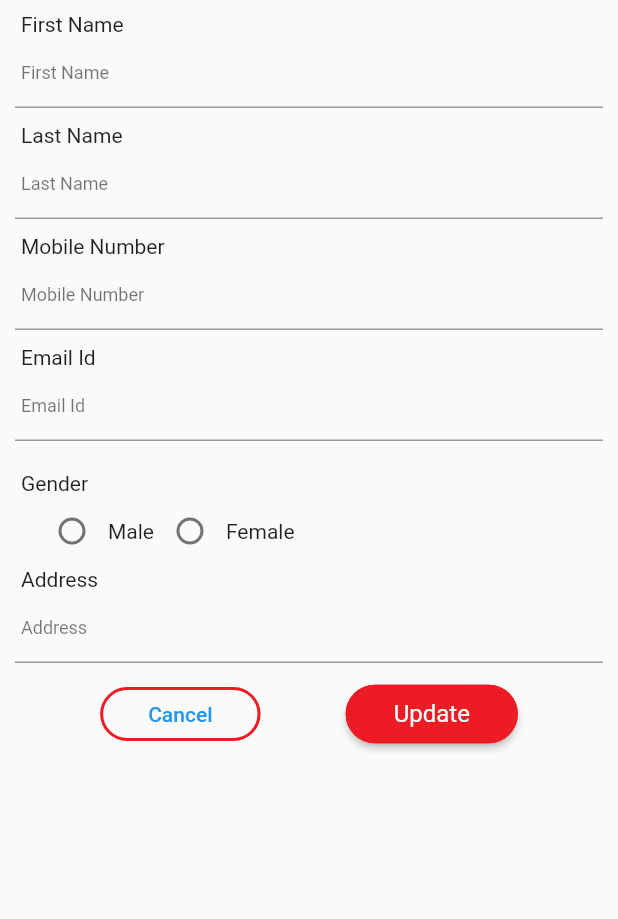
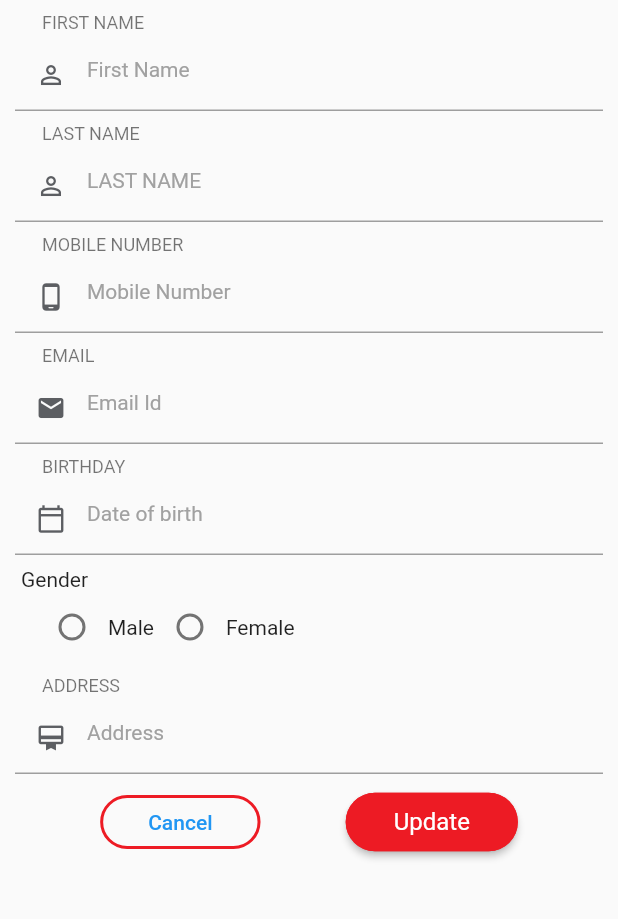
Before and after one commit to bathamShivani/biz7_app_bloc_new, a Flutter app: the ProfileScreen screen opened directly, on a phone screen of 412 x 824 dp, the part 279-1198 px from its top. Run offline on Flutter 3.47's test engine with Material 2 defaults, Android fonts, the phone set to English and light mode, and no system bars; our stand-ins replace bloc, connectivity, dartz, equatable, flutter_bloc, font_awesome_flutter and 5 more; accounts and stored records are empty.

Commit message:
15-02-22

```diff
--- a/lib/feature/login/bloc/login_bloc.dart
+++ b/lib/feature/login/bloc/login_bloc.dart
@@ -25,6 +25,10 @@ class LoginBloc extends Bloc<LoginEvent, LoginState> {
         yield state.copyWith(
           isMobile: true, );
       }
+      else{
+        yield state.copyWith(
+          isMobile: false, );
+      }
     }
 
     if (event is PasswordChanged)
@@ -42,8 +46,9 @@ class LoginBloc extends Bloc<LoginEvent, LoginState> {
       if (!state.isMobile) {
         if (Validators.isValidMobile(event.mobile)) {
           yield state.copyWith(
-               isMobile: true, );
+               isMobile: true);
         }
+
       } else {
 
         if (state.isMobile)
--- a/lib/feature/login/bloc/login_state.dart
+++ b/lib/feature/login/bloc/login_state.dart
@@ -102,7 +102,7 @@ class LoginState extends Equatable {
   final bool isUsernameReadOnly;
 
   bool get isUsernameValid => isEmailValid!;
-  bool get isFormValid => (isEmailValid! && isPasswordValid! || isOtpValid!);
+  bool get isFormValid => (isMobile);
 
   LoginState update({
     bool? isMobile,
--- a/lib/feature/login/login_page.dart
+++ b/lib/feature/login/login_page.dart
@@ -109,7 +109,7 @@ class LoginPageState extends AppScreenState<LoginPage> {
                     state.isPartial!
                         ? SpaceH60()
                         : SpaceH96(),
-                    Container(
+                    /*Container(
                       padding: EdgeInsets.symmetric(horizontal: 4.0),
                       alignment: Alignment.centerLeft,
                       child: Text(
@@ -119,14 +119,21 @@ class LoginPageState extends AppScreenState<LoginPage> {
                     ),
                     SizedBox(
                       height: 8.0,
-                    ),
+                    ),*/
                     UsernameEditText(
                       _mobileController,
                       isValid:state.isPartial!||state.isSubmitting
                       !?true: state.isMobile,
+                      iconPrefix: Icons.email,
+                      fieldTitle: StringConst.label.MOBILE_NO,
+
                       usernameType: UsernameType.mobile,
                       hint_text: 'Mobile Number',
                       isnum: true,
+                      hasPrefixText: true,
+                      prefixText: StringConst.label.P_MOBILE_NO,
+                      hasPrefixIcon: false,
+
                     ),
                     if (state.isPartial!)
                       Column(
@@ -179,16 +186,22 @@ class LoginPageState extends AppScreenState<LoginPage> {
                         ],
                       ),
                     SpaceH24(),
+                    !state.isSubmitting!?
+
                     PrimaryButton(
                         title: state.isPartial!
                             ? CommonButtons.Sign_in
                             : CommonButtons.Send_OTP,
                         isLoading: state.isSubmitting!?true:false,
                         onPressed: () {
+                          state.isMobile?
                          state.isPartial!
                               ? sigInWithOtp()
-                              : _onLoginPressed();
-                        }, backgroundColor: Colors.red,),
+                              : _onLoginPressed():
+                          ScaffoldMessenger.of(globalKey.currentContext!).showSnackBar(
+                              SnackBar(content: Text('Please enter mobile Number')));
+                        }, backgroundColor: Colors.red):const Center(child: CircularProgressIndicator(color: Colors.red,)),
+
                     SpaceH4(),
                     if (state.isFailure!)
                       Text(
--- a/lib/feature/setting/cubit/edit_profile_bloc.dart
+++ b/lib/feature/setting/cubit/edit_profile_bloc.dart
@@ -20,6 +20,8 @@ class EditPageBloc extends Bloc<EditProfileEvent, EditProfileState> {
       ) async* {
     if (event is NameChanged)
       yield state.update(isfNameValid: Validators.isValidFirstName(event.name));
+    if (event is LastNameChanged)
+      yield state.update(islNameValid: Validators.isValidFirstName(event.name));
 
     if (event is EmailChanged)
       yield state.update(isEmailValid: Validators.isValidEmail(event.email));
--- a/lib/feature/setting/cubit/edit_profile_event.dart
+++ b/lib/feature/setting/cubit/edit_profile_event.dart
@@ -18,7 +18,13 @@ class NameChanged extends EditProfileEvent {
   @override
   List<Object> get props => [name];
 }
+class LastNameChanged extends EditProfileEvent {
+  LastNameChanged(this.name);
+  final String name;
 
+  @override
+  List<Object> get props => [name];
+}
 class EmailChanged extends EditProfileEvent {
   EmailChanged(this.email);
   final String email;
--- a/lib/feature/setting/edit_profile_page.dart
+++ b/lib/feature/setting/edit_profile_page.dart
@@ -34,6 +34,7 @@ class _ProfileScreenState extends AppScreenState<ProfileScreen> {
   TextEditingController emailController = TextEditingController();
   TextEditingController addressController = TextEditingController();
   TextEditingController genderController = TextEditingController();
+  TextEditingController dobController = TextEditingController();
 
   List gender = ["Male", "Female", "Other"];
   var select;
@@ -43,20 +44,20 @@ class _ProfileScreenState extends AppScreenState<ProfileScreen> {
     // TODO: implement onInit
     super.onInit();
     editPageBloc = BlocProvider.of<EditPageBloc>(context);
-    fnameController.addListener(_onfNameChanged());
-    lnameController.addListener(_onlNameChanged());
+    fnameController.addListener(_onfNameChanged);
+    lnameController.addListener(_onlNameChanged);
     emailController.addListener(_onEmailChanged);
     mobileController.addListener(_onMobileChanged);
-    addressController.addListener(_onAddressChanged());
+    //addressController.addListener(_onAddressChanged);
 
   }
-   _onfNameChanged() {
+  void _onfNameChanged() {
     editPageBloc.add(NameChanged(fnameController.text));
   }
-  _onlNameChanged() {
-    editPageBloc.add(NameChanged(lnameController.text));
+  void _onlNameChanged() {
+    editPageBloc.add(LastNameChanged(lnameController.text));
   }
-  _onAddressChanged() {
+  void _onAddressChanged() {
     editPageBloc.add(NameChanged(addressController.text));
   }
   void _onEmailChanged() {
@@ -67,8 +68,6 @@ class _ProfileScreenState extends AppScreenState<ProfileScreen> {
   }
 
 
-
-
   @override
   Widget setView() {
     return Scaffold(
@@ -77,7 +76,7 @@ class _ProfileScreenState extends AppScreenState<ProfileScreen> {
           child: CustomAppBar(
             title: StringConst.PROFILE_SCREEN.toUpperCase(),
             leading: InkWell(
-              onTap: () => navigateToBack(),
+              onTap: (){navigateToBack();},
               child: Icon(
                 Icons.arrow_back_outlined,
                 color: AppColors.black,
@@ -145,104 +144,79 @@ class _ProfileScreenState extends AppScreenState<ProfileScreen> {
                         crossAxisAlignment: CrossAxisAlignment.stretch,
                         children: <Widget>[
                           SpaceH8(),
-                          Container(
-                            padding: EdgeInsets.symmetric(horizontal: 4.0),
-                            alignment: Alignment.centerLeft,
-                            child: Text(
-                              'First Name',
-                              style: textTheme.bodyText2,
-                            ),
-                          ),
-
                           UsernameEditText(
                             fnameController,
                             isValid:state.isfNameValid,
                             usernameType: UsernameType.fname,
                             hint_text: 'First Name',
+                            iconPrefix: Icons.person_outline,
+                            fieldTitle: StringConst.label.FNAME,
+                            hasPrefixIcon: true,
+
+
                           ),
-
-                          SizedBox(
-                            height: 10.0,
-                          ),
-
-                          Container(
-                            padding: EdgeInsets.symmetric(horizontal: 4.0),
-                            alignment: Alignment.centerLeft,
-                            child: Text(
-                              'Last Name',
-                              style: textTheme.bodyText2,
-                            ),
-                          ),
+                          SpaceH8(),
 
                           UsernameEditText(
                             lnameController,
                             isValid:state.islNameValid,
-
+                            iconPrefix: Icons.person_outline,
+                            fieldTitle: StringConst.label.LNAME,
+                            hasPrefixIcon: true,
                             usernameType: UsernameType.lname,
-                            hint_text: 'Last Name',
+                            hint_text: StringConst.label.LNAME,
                           ),
 
-                          SizedBox(
-                            height: 10.0,
-                          ),
-                          Container(
-                            padding: EdgeInsets.symmetric(horizontal: 4.0),
-                            alignment: Alignment.centerLeft,
-                            child: Text(
-                              'Mobile Number',
-                              style: textTheme.bodyText2,
-                            ),
-                          ),
+                          SpaceH8(),
 
                           UsernameEditText(
                             mobileController,
                             isValid:state.isNumberValid,
-
+                            iconPrefix: Icons.phone_android_rounded,
+                            hasPrefixIcon: true,
+                            fieldTitle: StringConst.label.MOBILE_NO,
                             usernameType: UsernameType.mobile,
                             hint_text: 'Mobile Number',
                             isnum: true,
                           ),
 
-                          SizedBox(
-                            height: 10.0,
-                          ),
-                          Container(
-                            padding: EdgeInsets.symmetric(horizontal: 4.0),
-                            alignment: Alignment.centerLeft,
-                            child: Text(
-                              'Email Id',
-                              style: textTheme.bodyText2,
-                            ),
-                          ),
+                          SpaceH8(),
 
                           UsernameEditText(
                             emailController,
                             isValid:state.isEmailValid,
-
+                            iconPrefix: Icons.email,
+                            fieldTitle: StringConst.label.EMAIL,
+                            hasPrefixIcon: true,
                             usernameType: UsernameType.email,
                             hint_text: 'Email Id',
                           ),
-                          SizedBox(
-                            height: 10.0,
+                          SpaceH8(),
+                          UsernameEditText(
+                             dobController,
+                            iconPrefix: Icons.calendar_today_outlined,
+                            hasPrefixText: true,
+                            fieldTitle: StringConst.label.BOD,
+                            hasPrefixIcon: true,
+                            isReadOnly: true,
+                            isValid: true,
+                            hint_text: 'Date of birth',
+                            usernameType: UsernameType.address,
+
+                            onTap: () async {
+                              await showDatePicker(
+                                  context: context,
+                                  initialDate: new DateTime(2001),
+                                  firstDate: new DateTime(1900),
+                                  lastDate: new DateTime(2100))
+                                  .then((value) {
+                                dobController.text =
+                                    value.toString().substring(0, 10);
+                              });
+                            },
                           ),
-                         /* Container(
-                            padding: EdgeInsets.symmetric(horizontal: 4.0),
-                            alignment: Alignment.centerLeft,
-                            child: Text(
-                              'Date of Birth',
-                              style: textTheme.bodyText2,
-                            ),
-                          ),
+                          SpaceH8(),
 
-                          UsernameEditText(
-                            fnameController,
-
-                            usernameType: UsernameType.mobile,
-                            hint_text: 'Dob',
-                          ),*/
-                          SizedBox(
-                            height: 10.0,
-                          ),
                           Container(
                             padding: EdgeInsets.symmetric(horizontal: 4.0),
                             alignment: Alignment.centerLeft,
@@ -270,30 +244,27 @@ class _ProfileScreenState extends AppScreenState<ProfileScreen> {
                                     genderController.text = value
                                   }),
                             ]),),
-                          Container(
-                            padding: EdgeInsets.symmetric(horizontal: 4.0),
-                            alignment: Alignment.centerLeft,
-                            child: Text(
-                              'Address',
-                              style: textTheme.bodyText2,
-                            ),
-                          ),
+
+                          SpaceH8(),
+
                           UsernameEditText(
                             addressController,
-                            isValid:state.isAddressValid,
-
+                            isValid:true,
+                            iconPrefix: Icons.card_membership_outlined,
+                            hasPrefixIcon: true,
+                            fieldTitle: StringConst.label.ADDRESS,
                             usernameType: UsernameType.address,
                             hint_text: 'Address',
                           ),
-                          SizedBox(
-                            height: 10.0,
-                          ),
+                          SpaceH8(),
+
                           Row(
                             crossAxisAlignment: CrossAxisAlignment.end,
                             mainAxisAlignment: MainAxisAlignment.spaceEvenly,
                             children: [
                               OutlinedButton(
                                 onPressed: () {
+
                                   /* editProfileController.fNameController.text =
                              user.first_name;
                          editProfileController.lNameController.text =
@@ -308,6 +279,7 @@ class _ProfileScreenState extends AppScreenState<ProfileScreen> {
                              user.address;
                          editProfileController.mobileController.text =
                              user.phone;*/
+                                  Navigator.pop(context);
                                 },
                                 child: Padding(
                                     padding: const EdgeInsets.symmetric(
@@ -353,6 +325,14 @@ class _ProfileScreenState extends AppScreenState<ProfileScreen> {
                                                   color: AppColors
                                                       .primaryColor)))),
                                   onPressed: () {
+                                    if (select != null) {
+                                      print('select gender' + select);
+                                      genderController.text = select;
+                                    }
+                                    else{
+                                      ScaffoldMessenger.of(globalKey.currentContext!).showSnackBar(
+                                          SnackBar(content: Text('Please select gender')));
+                                    }
                                     /*if (_formKey.currentState.validate()) {
                              if (select != null) {
                                print('select gender' + select);
--- a/lib/utility/form_validator.dart
+++ b/lib/utility/form_validator.dart
@@ -73,10 +73,10 @@ class Validator {
       return '';
   }
 
-  String fname(String value) {
+  String fname(String? value) {
     String pattern = r"^[a-zA-Z]+(([',. -][a-zA-Z ])?[a-zA-Z]*)*$";
     RegExp regex = RegExp(pattern);
-    if (!regex.hasMatch(value))
+    if (!regex.hasMatch(value!))
       return 'Please enter first name';
     else
       return '';
--- a/lib/widgets/auth_widgets.dart
+++ b/lib/widgets/auth_widgets.dart
@@ -1,8 +1,9 @@
 import 'package:biz_app_bloc/utility/borders.dart';
+import 'package:biz_app_bloc/utility/colors.dart';
+import 'package:biz_app_bloc/utility/sizes.dart';
 import 'package:flutter/material.dart';
 
-
-enum UsernameType {fname,lname, mobile, email,address}
+enum UsernameType { fname, lname, mobile, email, address }
 
 class UsernameEditText extends StatelessWidget {
   UsernameEditText(
@@ -10,47 +11,132 @@ class UsernameEditText extends StatelessWidget {
     Key? key,
     this.isValid,
     this.isReadOnly,
-    this.borderRadius,
     required this.usernameType,
+    required this.fieldTitle,
     required this.hint_text,
-         this.isnum=false
+    this.isnum = false,
+    required this.iconPrefix,
+    this.hasPrefixIcon = false,
+    this.hasPrefixText = false,
+    this.borderColor = Colors.grey,
+    this.focusedBorderColor = Colors.red,
+    this.enabledBorderColor = Colors.grey,
+    this.enabledField = true,
+    this.prefixText,this.onTap,
   }) : super(key: key);
   final TextEditingController editTextController;
   final bool? isValid;
   final bool isnum;
   final bool? isReadOnly;
-  final BorderRadius? borderRadius;
   final UsernameType usernameType;
   final String hint_text;
+  final IconData iconPrefix;
+  final bool hasPrefixIcon;
+  final bool hasPrefixText;
+  final String? prefixText;
+  final String fieldTitle;
+  final Color borderColor;
+  final Color focusedBorderColor;
+  final Color enabledBorderColor;
+  final bool enabledField;
+  final void Function()? onTap;
 
   @override
   Widget build(BuildContext context) {
-    final textTheme = Theme.of(context).textTheme;
-    return Container(
-      child: TextFormField(
+    ThemeData theme = Theme.of(context);
+
+    TextStyle titleTextStyle = theme.textTheme.caption!;
+    TextStyle formHintTextStyle = theme.textTheme.bodyText2!.copyWith(
+      color: AppColors.grey,
+    );
+    return Column(
+      crossAxisAlignment: CrossAxisAlignment.start,
+      children: [
+        Container(
+          margin:
+              EdgeInsets.only(right: Sizes.PADDING_18, left: Sizes.PADDING_18),
+          child:
+              formFieldTitle(fieldTitle: fieldTitle, textStyle: titleTextStyle),
+        ),
+        TextFormField(
+          enabled: enabledField,
+          decoration: InputDecoration(
+            border: UnderlineInputBorder(
+              borderSide: BorderSide(
+                color: borderColor,
+              ),
+            ),
+            enabledBorder: UnderlineInputBorder(
+              borderSide: BorderSide(
+                color: enabledBorderColor,
+              ),
+            ),
+            disabledBorder: UnderlineInputBorder(
+              borderSide: BorderSide(
+                color: enabledBorderColor,
+              ),
+            ),
+            focusedBorder: UnderlineInputBorder(
+              borderRadius: BorderRadius.circular(6),
+              borderSide: BorderSide(
+                color: focusedBorderColor,
+              ),
+            ),
+            hintText: hint_text,
+            hintStyle: formHintTextStyle,
+            prefixIcon: hasPrefixIcon
+                ? Padding(
+                    padding: EdgeInsets.only(
+                        right: Sizes.PADDING_0, left: Sizes.PADDING_0),
+                    child: Container(
+                      alignment: Alignment.center,
+                      height: Sizes.ICON_SIZE_16,
+                      width: Sizes.ICON_SIZE_16,
+                      child: Icon(
+                        iconPrefix,
+                        color: AppColors.secodaryText,
+                        size: Sizes.ICON_SIZE_20,
+                        // color: prefixIconColor,
+                        // height: prefixIconHeight,
+                      ),
+                    ))
+                : hasPrefixText
+                    ? Padding(
+                        padding: EdgeInsets.only(
+                            top: Sizes.PADDING_16,
+                            bottom: Sizes.PADDING_16,
+                            right: Sizes.PADDING_16),
+                        child: Text(
+                          prefixText!,
+                        ))
+                    : null,
+          ),
 
           controller: editTextController,
           autocorrect: false,
-        keyboardType:isnum?TextInputType.number:TextInputType.text,
-        style: textTheme.bodyText2,
+          keyboardType: isnum ? TextInputType.number : TextInputType.text,
+          style: formHintTextStyle,
           readOnly: isReadOnly ?? false,
           // autofillHints: [AutofillHints.email],
           autovalidateMode: AutovalidateMode.onUserInteraction,
+          onTap: onTap,
           validator: (value) =>
-            isValid! ? null : _getInvalidMessage(context, usernameType),
-        decoration: InputDecoration(
-          contentPadding: EdgeInsets.symmetric(horizontal: 4.0, vertical: 1.0),
-          hintText: hint_text,
-          hintStyle: textTheme.caption,
+              isValid! ? '' : _getInvalidMessage(context, usernameType),
         ),
-
+       /* new Container(
+          margin:
+              EdgeInsets.only(right: Sizes.PADDING_16, left: Sizes.PADDING_16),
+          child: Divider(
+            height: 2,
+            color: AppColors.greyShade6,
           ),
+        )*/
+      ],
     );
   }
 
   String _getInvalidMessage(BuildContext context, UsernameType type) {
     switch (type) {
-
       case UsernameType.mobile:
         return 'Enter valid mobile number';
 
@@ -69,6 +155,17 @@ class UsernameEditText extends StatelessWidget {
       default:
         return 'Enter mobile number';
     }
+  }
+
+  Widget formFieldTitle(
+      {required String fieldTitle, required TextStyle textStyle}) {
+    return Container(
+      margin: EdgeInsets.only(bottom: Sizes.MARGIN_4),
+      child: Text(
+        fieldTitle,
+        style: textStyle,
+      ),
+    );
   }
 }
 
--- a/lib/widgets/form_input_field_with_icon.dart
+++ b/lib/widgets/form_input_field_with_icon.dart
@@ -106,8 +106,7 @@ class FormInputFieldWithIcon extends StatelessWidget {
                               // color: prefixIconColor,
                               // height: prefixIconHeight,
                             ),
-                          ) ??
-                          Container(),
+                          )
                     )
                   : hasPrefixText
                       ? Padding(
```
Lines whose indentation alone changed are shown as unchanged.
